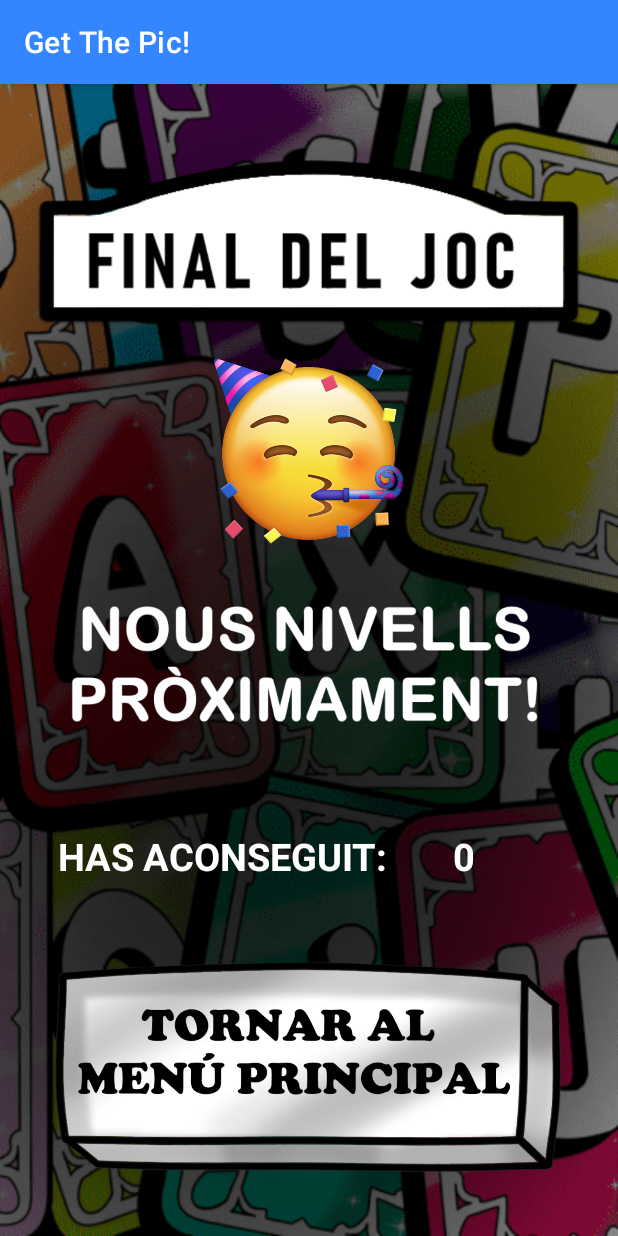
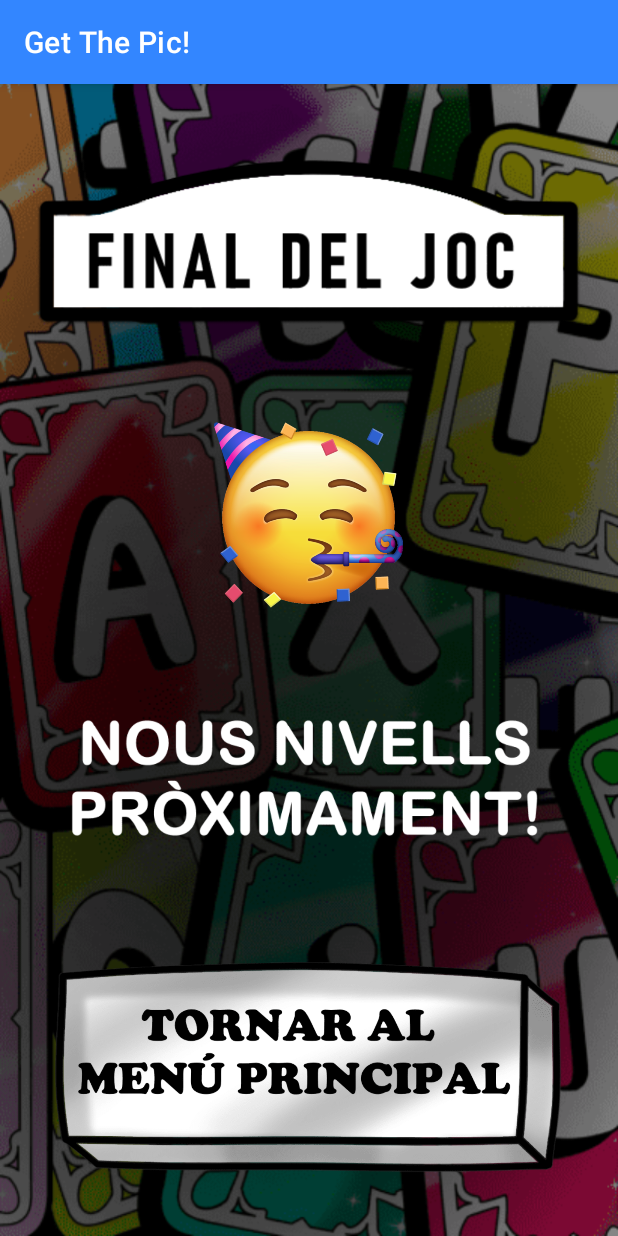
Before and after one commit to LuxeSoft/GetThePic, an Android app: the GameEndExplorar screen opened directly, with no data from a screen before it, on a phone screen of 412 x 824 dp. Run offline under Robolectric (Android 15) with nearby library versions, the phone set to English and light mode, and no system bars; our stand-ins replace Picasso; pictures from the network do not load; 2 statements that could not run were skipped.

Commit message:
ok tot v2

```diff
--- a/app/src/main/AndroidManifest.xml
+++ b/app/src/main/AndroidManifest.xml
@@ -17,7 +17,7 @@
             android:name=".GameEndContrarellotge"
             android:exported="false" />
         <activity
-            android:name=".GameEnd"
+            android:name=".GameEndExplorar"
             android:exported="false" />
         <activity
             android:name=".views.GameActivity"
--- a/app/src/main/java/com/example/myapplication/GameEndContrarellotge.java
+++ b/app/src/main/java/com/example/myapplication/GameEndContrarellotge.java
@@ -23,7 +23,6 @@ public class GameEndContrarellotge extends AppCompatActivity {
 
         tvContadorFinal2 = (TextView) findViewById(R.id.tvContadorFinal);
 
-
         tvContadorFinal2.setText(String.valueOf(PreferencesProvider.providePreferences().getInt("resoltes",0)));
 
     }
--- a/app/src/main/java/com/example/myapplication/GameEnd.java
+++ b/app/src/main/java/com/example/myapplication/GameEndExplorar.java
@@ -8,16 +8,15 @@ import android.view.View;
 import android.widget.TextView;
 
 import com.example.myapplication.utils.PreferencesProvider;
-import com.example.myapplication.views.GameActivity;
 
-public class GameEnd extends AppCompatActivity {
+public class GameEndExplorar extends AppCompatActivity {
 
     TextView tvxp;
 
     @Override
     protected void onCreate(Bundle savedInstanceState) {
         super.onCreate(savedInstanceState);
-        setContentView(R.layout.activity_game_end);
+        setContentView(R.layout.activity_game_end_explorar);
 
         //TODO POSAR XP FINAL
 
@@ -28,7 +27,7 @@ public class GameEnd extends AppCompatActivity {
 
 
     public void obrirMenuPrincipal(View view){
-        startActivity(new Intent(GameEnd.this, MainActivity.class));
+        startActivity(new Intent(GameEndExplorar.this, MainActivity.class));
     }
 
 
--- a/app/src/main/java/com/example/myapplication/views/GameActivity.java
+++ b/app/src/main/java/com/example/myapplication/views/GameActivity.java
@@ -13,12 +13,11 @@ import android.util.Log;
 import android.view.View;
 import android.widget.Toast;
 
-import com.example.myapplication.GameEnd;
+import com.example.myapplication.GameEndExplorar;
 import com.example.myapplication.GameEndContrarellotge;
 import com.example.myapplication.MainActivity;
 import com.example.myapplication.databinding.ActivityLevelsBinding;
 import com.example.myapplication.models.Game;
-import com.example.myapplication.models.Level;
 import com.example.myapplication.utils.PreferencesProvider;
 import com.example.myapplication.viewModel.GameViewModel;
 
@@ -205,7 +204,7 @@ public class GameActivity extends AppCompatActivity {
     }
 
     public void showEndPage(){
-        Intent intent = new Intent(this, GameEnd.class);
+        Intent intent = new Intent(this, GameEndExplorar.class);
         startActivity(intent);
     }
 
--- a/app/src/main/res/layout/activity_game_end_contrarellotge.xml
+++ b/app/src/main/res/layout/activity_game_end_contrarellotge.xml
@@ -5,7 +5,7 @@
     android:layout_width="match_parent"
     android:layout_height="match_parent"
     android:background="@drawable/fondo"
-    tools:context=".GameEnd">
+    tools:context=".GameEndExplorar">
 
 
     <ImageView
--- a/app/src/main/res/layout/activity_game_end.xml
+++ b/app/src/main/res/layout/activity_game_end_explorar.xml
@@ -5,7 +5,7 @@
     android:layout_width="match_parent"
     android:layout_height="match_parent"
     android:background="@drawable/fondo"
-    tools:context=".GameEnd">
+    tools:context=".GameEndExplorar">
 
 
     <ImageView
@@ -17,7 +17,7 @@
         app:layout_constraintHorizontal_bias="0.498"
         app:layout_constraintStart_toStartOf="parent"
         app:layout_constraintTop_toTopOf="parent"
-        app:layout_constraintVertical_bias="0.28"
+        app:layout_constraintVertical_bias="0.347"
         app:srcCompat="@drawable/fiesta" />
 
     <ImageView
@@ -41,6 +41,7 @@
         app:layout_constraintHorizontal_bias="0.493"
         app:layout_constraintStart_toStartOf="parent"
         app:layout_constraintTop_toTopOf="parent"
+        app:layout_constraintVertical_bias="0.625"
         app:srcCompat="@drawable/prox" />
 
     <ImageView
@@ -55,33 +56,4 @@
         app:layout_constraintVertical_bias="0.939"
         app:srcCompat="@drawable/tornar" />
 
-    <TextView
-        android:id="@+id/textView"
-        android:layout_width="wrap_content"
-        android:layout_height="wrap_content"
-        android:text="HAS ACONSEGUIT:"
-        android:textStyle="bold"
-        android:textSize="25dp"
-        android:textColor="@color/white"
-        app:layout_constraintBottom_toBottomOf="parent"
-        app:layout_constraintEnd_toEndOf="parent"
-        app:layout_constraintHorizontal_bias="0.201"
-        app:layout_constraintStart_toStartOf="parent"
-        app:layout_constraintTop_toTopOf="parent"
-        app:layout_constraintVertical_bias="0.678" />
-
-    <TextView
-        android:id="@+id/tvXpfinal"
-        android:layout_width="wrap_content"
-        android:layout_height="wrap_content"
-        android:text="____"
-        android:textColor="@color/white"
-        android:textSize="25dp"
-        android:textStyle="bold"
-        app:layout_constraintBottom_toBottomOf="parent"
-        app:layout_constraintEnd_toEndOf="parent"
-        app:layout_constraintHorizontal_bias="0.76"
-        app:layout_constraintStart_toStartOf="parent"
-        app:layout_constraintTop_toTopOf="parent"
-        app:layout_constraintVertical_bias="0.678" />
 </androidx.constraintlayout.widget.ConstraintLayout>
```
